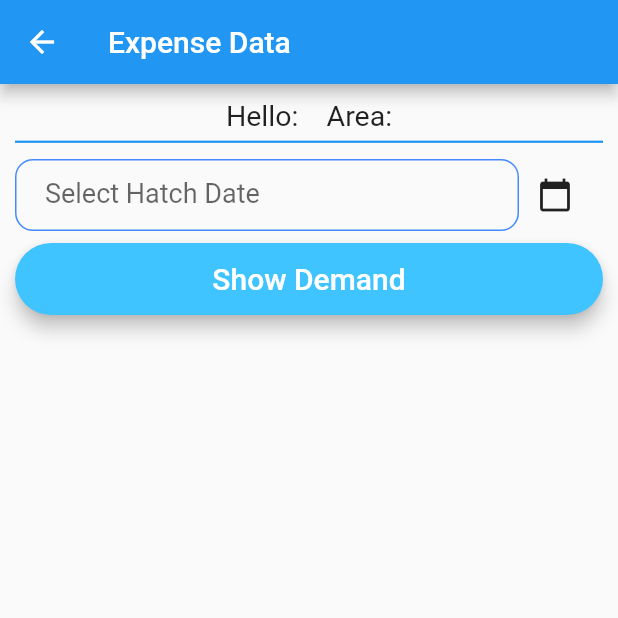
After one commit to flutterappsdev/phoenix_sales, a Flutter app: the ListExpenseData screen opened by its route, on a phone screen of 412 x 824 dp, the top half of it. The commit adds this screen. Run offline on Flutter 3.47's test engine with Material 2 defaults, Android fonts, the phone set to English and light mode, and no system bars; our stand-ins replace connectivity, firebase_auth, firebase_core, firebase_storage, font_awesome_flutter, google_maps_flutter and 5 more; missing offline and left inert: autocomplete_textfield, flutter_open_whatsapp, flutter_sms; accounts and stored records are empty; network calls fail; Roboto replaces fonts that are missing (NamBold).

Commit message:
Added dispaly Expenses  screen

```diff
--- a/lib/main.dart
+++ b/lib/main.dart
@@ -13,6 +13,7 @@ import './screen/trip_screen.dart';
 import './screen/chicks_deamand_screen.dart';
 import './screen/daily_expenses_screen.dart';
 import './screen/List_demand_data.dart';
+import './screen/List_expense_data.dart';
 
  Future<void> main() async {
    WidgetsFlutterBinding.ensureInitialized();
@@ -48,6 +49,7 @@ class MyApp extends StatelessWidget {
         ChicksDemandScreen.id :(context)=>ChicksDemandScreen(),
         DailyExpensesScreen.id : (context)=>DailyExpensesScreen(),
         ListDemadData.id :(context)=>ListDemadData(),
+        ListExpenseData.id : (context)=>ListExpenseData()
       },
     );
   }
--- a/lib/models/menu_list.dart
+++ b/lib/models/menu_list.dart
@@ -70,6 +70,7 @@ const DUMMY_CATEGORIES = const [
     id: 'c9',
     title: 'List Expenses',
     color: Colors.pink,
+      routeName: 'ListExpenseData',
       icon: FontAwesomeIcons.moneyBillWave
   ),
   Menu(
--- /dev/null
+++ b/lib/screen/List_expense_data.dart
@@ -0,0 +1,197 @@
+import 'package:flutter/material.dart';
+import '../constant/constants.dart';
+import '../widgets/rounded_button.dart';
+import '../network/network.dart';
+
+
+class ListDemand {
+  final String dmNo;
+  final String dmDate;
+  final String totalChicks;
+  final String CCode;
+  final String CName;
+  final String Ctype;
+  final String mortalty;
+  final String rate;
+  final String hdate;
+
+  ListDemand(
+      {this.dmNo,
+        this.dmDate,
+        this.totalChicks,
+        this.CCode,
+        this.CName,
+        this.Ctype,
+        this.mortalty,
+        this.rate,
+        this.hdate});
+}
+
+
+class ListExpenseData extends StatefulWidget {
+  static const id = 'ListExpenseData';
+  @override
+  _ListExpenseDataState createState() => _ListExpenseDataState();
+}
+
+class _ListExpenseDataState extends State<ListExpenseData> {
+
+  final _dmDateController = TextEditingController();
+  DateTime selectedDate = DateTime.now();
+  List<ListDemand> dmList = [];
+  bool _isDropDownFilled = false;
+
+  _selectDemandDate(BuildContext context) async {
+    final DateTime picked = await showDatePicker(
+      context: context,
+      initialDate: selectedDate, // Refer step 1
+      firstDate: DateTime(2000),
+      lastDate: DateTime(2025),
+    );
+
+    if (picked != null && picked != selectedDate) {
+      setState(() {
+        selectedDate = picked;
+        _dmDateController.text = selectedDate.toString().split(' ')[0];
+      });
+    } else {
+      _dmDateController.text = selectedDate.toString().split(' ')[0];
+    }
+  }
+
+  @override
+  Widget build(BuildContext context) {
+    return Scaffold(
+      appBar: AppBar(
+        title:  Text('Expense Data'),
+
+      ),
+      body: Padding(
+        padding:  EdgeInsets.all(10),
+        child: Column(
+          children: [
+            Text(
+              'Hello: $UserName   Area:$AreaName',
+              style: TextStyle(fontSize: 19),
+              textAlign: TextAlign.left,
+            ),
+            SizedBox(
+              height: 5,
+            ),
+            Divider(
+              height: 3,
+              thickness: 1.5,
+              color: Colors.blue,
+            ),
+            SizedBox(height: 10),
+            Row(
+              children: [
+                Flexible(
+                  flex: 6,
+                  child: TextField(
+                    controller: _dmDateController,
+                    style: TextStyle(color: Colors.black, fontSize: 18),
+                    decoration: kTextFieldDecoration.copyWith(
+                        labelText: 'Select Hatch Date'),
+                  ),
+                ),
+                Flexible(
+                  flex: 1,
+                  child: IconButton(
+                    icon: Icon(Icons.calendar_today),
+                    onPressed: () {
+                      _selectDemandDate(context);
+                    },
+                  ),
+                ),
+
+              ],
+            ),
+            RoundedButton(
+                title: 'Show Demand',
+                colour: Colors.lightBlueAccent,
+                onPressed: () async {
+                 // filldemandData();
+                }),
+            // RoundedButton(
+            //     title: 'Show ALL Demand',
+            //     colour: Colors.lightBlueAccent,
+            //     onPressed: () async {
+            //       // fillAllTrData();
+            //     }),
+            Expanded(
+              child: SizedBox(
+                height: MediaQuery.of(context).size.height - 300,
+                child: ListView.builder(
+                  itemBuilder: (context, index) => Column(
+                    crossAxisAlignment: CrossAxisAlignment.start,
+                    children: [
+                      SizedBox(
+                        height: 5,
+                      ),
+                      Text(
+                        dmList[index].dmNo.toString(),
+                        style: TextStyle(color: Colors.green),
+                      ),
+                      Text(
+                        dmList[index].CName +
+                            "#" +
+                            dmList[index].CCode.toString(),
+                        style: TextStyle(color: Colors.red),
+                      ),
+                      Text(
+                        'Demand Date: ' + dmList[index].dmDate.toString(),
+                        style: TextStyle(color: Colors.black),
+                      ),
+                      Text(
+                        'Hatch Date: ' + dmList[index].hdate.toString(),
+                        style: TextStyle(color: Colors.black),
+                      ),
+                      Text(
+                        "Demand Qty Chicks-1  " +
+                            dmList[index].totalChicks.toString(),
+                        style: TextStyle(color: Colors.black),
+                      ),
+                      Row(
+                        children: [
+                          Expanded(
+                            child: Text(
+                              "Demand Qty Chicks-2  " +
+                                  dmList[index].mortalty.toString(),
+                              style: TextStyle(color: Colors.black),
+                            ),
+                          ),
+                          SizedBox(
+                            width: 10,
+                          ),
+                          Expanded(
+                            child: Text(
+                              "-",
+                              style: TextStyle(color: Colors.black),
+                            ),
+                          )
+                        ],
+                      ),
+                      SizedBox(
+                        height: 3,
+                      ),
+                      Divider(
+                        height: 3,
+                        thickness: 1.5,
+                        color: Colors.blue,
+                      ),
+                      SizedBox(
+                        height: 3,
+                      ),
+                    ],
+                  ),
+                  itemCount: dmList.length,
+                ),
+              ),
+            )
+          ],
+        ),
+      ),
+    );
+  }
+}
--- a/lib/screen/daily_expenses_screen.dart
+++ b/lib/screen/daily_expenses_screen.dart
@@ -6,6 +6,7 @@ import '../widgets/rounded_button.dart';
 import 'package:connectivity/connectivity.dart';
 import 'package:toast/toast.dart';
 import 'package:string_validator/string_validator.dart';
+import '../network/network.dart';
 
 class DailyExpensesScreen extends StatefulWidget {
   static const id = 'DailyExpensesScreen';
@@ -203,7 +204,7 @@ class _DailyExpensesScreenState extends State<DailyExpensesScreen> {
                     }
 
                     if (_expDateController.text.length <= 0) {
-                      Toast.show('Please provide a valid TR date', context,duration: Toast.LENGTH_LONG, gravity: Toast.CENTER);
+                      Toast.show('Please provide a valid expense date', context,duration: Toast.LENGTH_LONG, gravity: Toast.CENTER);
                       return;
                     }
                     if (_expAmountController.text.length <= 0) {
@@ -221,6 +222,26 @@ class _DailyExpensesScreenState extends State<DailyExpensesScreen> {
                       }
                     }
 
+                    try {
+                      String url =
+                          '$Url/InsertExpsData?AreaCode=$AreaCode&Area=$AreaName&uname=${UserName}&';
+                      url +=
+                      "ExpNo=${_expNumber}&ExpDate=${_expDateController.text}&ExpenseType=$_myValue&ExpenseAmount=${_expAmountController.text}&";
+                      url +=
+                      "Remarks=${_expRemarkController.text}";
+                        print(url);
+                      NetworkHelper networkHelper = NetworkHelper(url);
+                      var data = await networkHelper.getData();
+                      print(data);
+                    } catch (e) {
+                      print(e);
+                    }
+                    // showToast("Show Long Toast", duration: Toast.LENGTH_LONG);
+                    Toast.show("Expense Information Saved...", context, duration: Toast.LENGTH_LONG, gravity: Toast.CENTER);
+
+                    Navigator.of(context).pop();
+
+
                   }),
             ],
           ),
```
